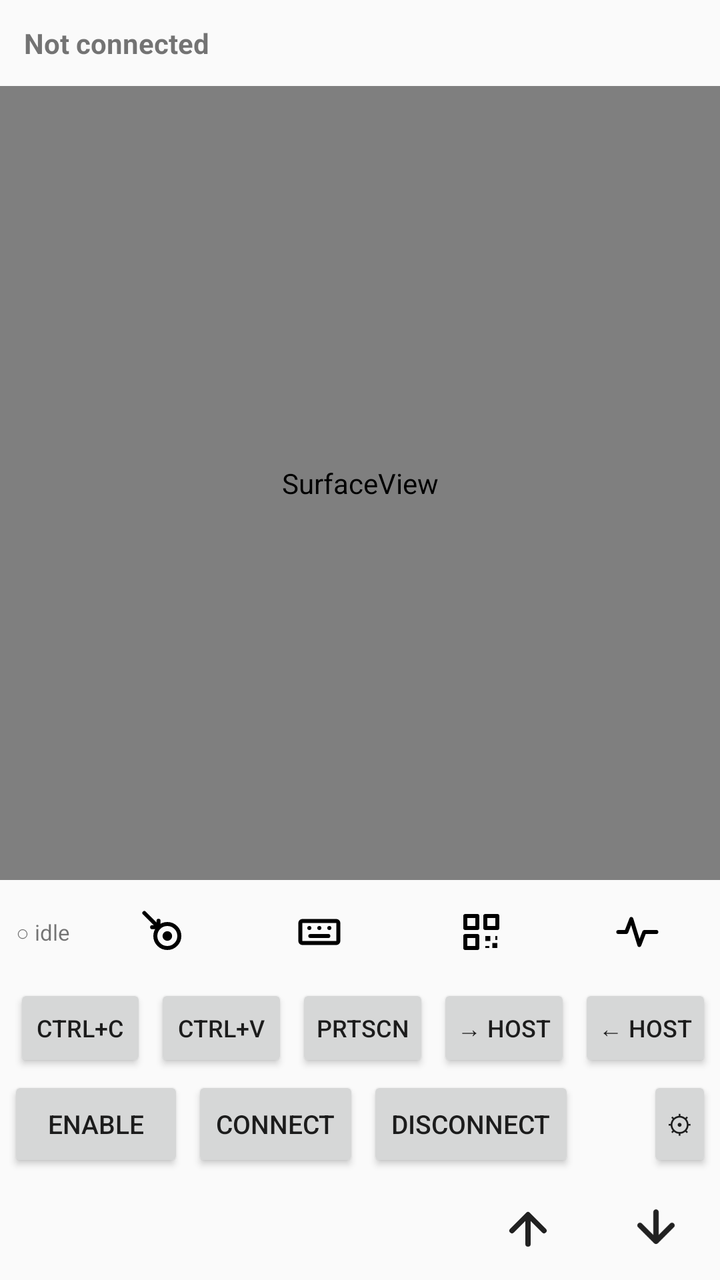
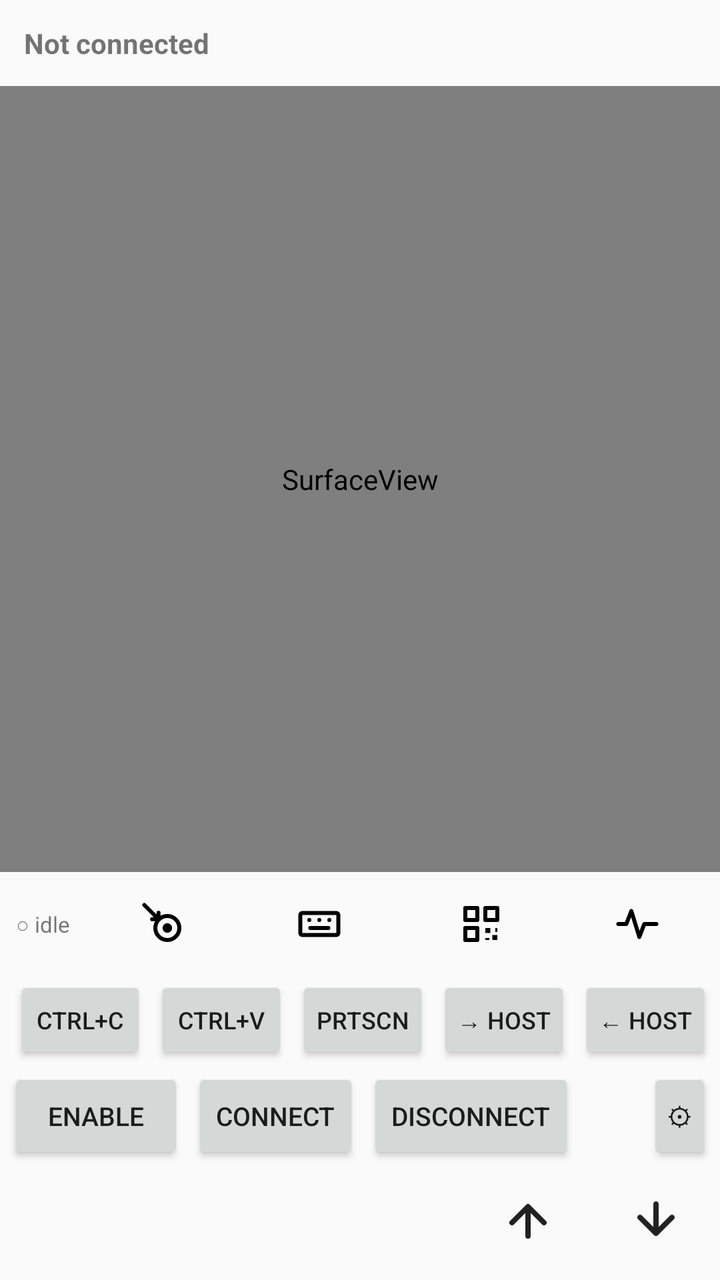

Compare the two renders of this Android layout. The source of the first and the diff that turns it into the second are given below.
<!-- AndroidManifest.xml: application theme AppTheme -->
<!-- res/layout/activity_main.xml -->
<?xml version="1.0" encoding="utf-8"?>
<RelativeLayout xmlns:android="http://schemas.android.com/apk/res/android"
    xmlns:app="http://schemas.android.com/apk/res-auto"
    android:layout_width="match_parent"
    android:layout_height="match_parent">

    
    <TextView
        android:id="@+id/txtSessionState"
        android:layout_alignParentTop="true"
        android:layout_width="match_parent"
        android:layout_height="wrap_content"
        android:padding="12dp"
        android:textStyle="bold"
        android:text="@string/state_idle" />

    
    <FrameLayout
        android:id="@+id/controlsPanel"
        android:layout_alignParentBottom="true"
        android:layout_width="match_parent"
        android:layout_height="wrap_content">

        <include layout="@layout/controls_panel"/>
    </FrameLayout>

    
    <LinearLayout
        android:id="@+id/composeRow"
        android:layout_above="@id/controlsPanel"
        android:orientation="horizontal"
        android:visibility="gone"
        android:gravity="center_vertical"
        android:paddingStart="4dp"
        android:paddingEnd="4dp"
        android:layout_width="match_parent"
        android:layout_height="wrap_content">

        <EditText
            android:id="@+id/keyboardSink"
            android:layout_width="0dp"
            android:layout_weight="1"
            android:layout_height="wrap_content"
            android:minHeight="48dp"
            android:textSize="15sp"
            android:maxLines="1"
            android:hint="@string/compose_hint"
            android:importantForAutofill="no"
            android:inputType="text|textNoSuggestions"
            android:imeOptions="actionGo|flagNoExtractUi"
            android:contentDescription="@string/keyboard_field_description"/>

        <Button
            android:id="@+id/btnSendText"
            android:text="@string/send"
            android:textSize="13sp"
            android:minHeight="48dp"
            android:minWidth="0dp"
            android:paddingStart="10dp"
            android:paddingEnd="10dp"
            android:layout_width="wrap_content"
            android:layout_height="48dp"
            android:layout_marginStart="4dp"/>
    </LinearLayout>

    <SurfaceView
        android:id="@+id/desktopSurface"
        android:layout_below="@id/txtSessionState"
        android:layout_above="@id/composeRow"
        android:layout_width="match_parent"
        android:layout_height="match_parent"
        android:contentDescription="@string/desktop_view_description"/>
</RelativeLayout>
<!-- res/layout/controls_panel.xml (included above) -->
<?xml version="1.0" encoding="utf-8"?>
<LinearLayout xmlns:android="http://schemas.android.com/apk/res/android"
    xmlns:app="http://schemas.android.com/apk/res-auto"
    android:id="@+id/controlsPanelInner"
    android:orientation="vertical"
    android:layout_width="match_parent"
    android:layout_height="@dimen/controls_panel_height">


    
    <LinearLayout
        android:orientation="horizontal"
        android:gravity="center_vertical"
        android:paddingStart="4dp"
        android:paddingEnd="4dp"
        android:paddingTop="2dp"
        android:paddingBottom="2dp"
        android:layout_width="match_parent"
        android:layout_height="wrap_content">

        
        <TextView
            android:id="@+id/linkIndicator"
            android:text="@string/link_idle"
            android:textSize="11sp"
            android:minWidth="0dp"
            android:paddingStart="4dp"
            android:paddingEnd="6dp"
            android:layout_width="wrap_content"
            android:layout_height="wrap_content"/>


        <ImageButton
            android:id="@+id/btnPointerMode"
            android:src="@drawable/ic_pointer_touch"
            android:tint="@color/toolbar_icon"
            android:contentDescription="@string/pointer_touch_description"
            android:tooltipText="@string/pointer_touch"
            android:scaleType="centerInside"
            android:padding="10dp"
            android:background="?android:attr/selectableItemBackgroundBorderless"
            android:layout_width="0dp"
            android:layout_weight="1"
            android:layout_height="48dp"
            android:layout_marginStart="3dp"/>

        <ImageButton
            android:id="@+id/btnKeyboard"
            android:src="@drawable/ic_keyboard"
            android:tint="@color/toolbar_icon"
            android:contentDescription="@string/keyboard_description"
            android:tooltipText="@string/keyboard"
            android:scaleType="centerInside"
            android:padding="10dp"
            android:background="?android:attr/selectableItemBackgroundBorderless"
            android:layout_width="0dp"
            android:layout_weight="1"
            android:layout_height="48dp"
            android:layout_marginStart="3dp"/>

        <ImageButton
            android:id="@+id/btnPair"
            android:src="@drawable/ic_pair_qr"
            android:tint="@color/toolbar_icon"
            android:contentDescription="@string/pair_description"
            android:tooltipText="@string/pair_scan_qr"
            android:scaleType="centerInside"
            android:padding="10dp"
            android:background="?android:attr/selectableItemBackgroundBorderless"
            android:layout_width="0dp"
            android:layout_weight="1"
            android:layout_height="48dp"
            android:layout_marginStart="6dp"/>

        <ImageButton
            android:id="@+id/btnDiagnostics"
            android:src="@drawable/ic_diagnostics"
            android:tint="@color/toolbar_icon"
            android:contentDescription="@string/diagnostics_description"
            android:tooltipText="@string/diagnostics"
            android:scaleType="centerInside"
            android:padding="10dp"
            android:background="?android:attr/selectableItemBackgroundBorderless"
            android:layout_width="0dp"
            android:layout_weight="1"
            android:layout_height="48dp"
            android:layout_marginStart="3dp"/>
    </LinearLayout>

    
    <LinearLayout
        android:id="@+id/chordRow"
        android:orientation="horizontal"
        android:paddingStart="4dp"
        android:paddingEnd="4dp"
        android:paddingBottom="2dp"
        android:layout_width="match_parent"
        android:layout_height="wrap_content">

        <Button
            android:id="@+id/btnCopyChord"
            android:text="@string/chord_copy"
            android:textSize="12sp"
            android:maxLines="1"
            android:minHeight="44dp"
            android:minWidth="0dp"
            android:insetLeft="0dp"
            android:insetRight="0dp"
            android:paddingStart="6dp"
            android:paddingEnd="6dp"
            android:layout_width="0dp"
            android:layout_weight="1"
            android:layout_height="44dp"
            android:layout_marginStart="3dp"/>

        <Button
            android:id="@+id/btnPasteChord"
            android:text="@string/chord_paste"
            android:textSize="12sp"
            android:maxLines="1"
            android:minHeight="44dp"
            android:minWidth="0dp"
            android:insetLeft="0dp"
            android:insetRight="0dp"
            android:paddingStart="6dp"
            android:paddingEnd="6dp"
            android:layout_width="0dp"
            android:layout_weight="1"
            android:layout_height="44dp"
            android:layout_marginStart="4dp"/>

        <Button
            android:id="@+id/btnPrintScreen"
            android:text="@string/chord_prtscn"
            android:textSize="12sp"
            android:maxLines="1"
            android:minHeight="44dp"
            android:minWidth="0dp"
            android:insetLeft="0dp"
            android:insetRight="0dp"
            android:paddingStart="6dp"
            android:paddingEnd="6dp"
            android:layout_width="0dp"
            android:layout_weight="1"
            android:layout_height="44dp"
            android:layout_marginStart="4dp"/>

        <Button
            android:id="@+id/btnClipToHost"
            android:text="@string/clip_to_host"
            android:textSize="12sp"
            android:maxLines="1"
            android:minHeight="44dp"
            android:minWidth="0dp"
            android:insetLeft="0dp"
            android:insetRight="0dp"
            android:paddingStart="4dp"
            android:paddingEnd="4dp"
            android:layout_width="0dp"
            android:layout_weight="1"
            android:layout_height="44dp"
            android:layout_marginStart="4dp"/>

        <Button
            android:id="@+id/btnClipFromHost"
            android:text="@string/clip_from_host"
            android:textSize="12sp"
            android:maxLines="1"
            android:minHeight="44dp"
            android:minWidth="0dp"
            android:insetLeft="0dp"
            android:insetRight="0dp"
            android:paddingStart="4dp"
            android:paddingEnd="4dp"
            android:layout_width="0dp"
            android:layout_weight="1"
            android:layout_height="44dp"
            android:layout_marginStart="4dp"/>
    </LinearLayout>

    
    <LinearLayout
        android:id="@+id/chordRow2"
        android:orientation="horizontal"
        android:visibility="gone"
        android:paddingStart="4dp"
        android:paddingEnd="4dp"
        android:layout_width="match_parent"
        android:layout_height="wrap_content"/>

    
    <LinearLayout
        android:id="@+id/controlRow"
        android:orientation="horizontal"
        android:paddingStart="4dp"
        android:paddingEnd="4dp"
        android:paddingBottom="4dp"
        android:layout_width="match_parent"
        android:layout_height="wrap_content">

        
        <Button
            android:id="@+id/btnToggleControl"
            android:text="@string/enable"
            android:maxLines="1"
            android:textSize="13sp"
            android:paddingStart="12dp"
            android:paddingEnd="12dp"
            android:paddingTop="2dp"
            android:paddingBottom="2dp"
            android:minHeight="48dp"
            android:layout_width="wrap_content"
            android:layout_height="48dp"/>

        
        <Button
            android:id="@+id/btnConnect"
            android:text="@string/connect"
            android:maxLines="1"
            android:textSize="13sp"
            android:paddingStart="12dp"
            android:paddingEnd="12dp"
            android:insetLeft="0dp"
            android:insetRight="0dp"
            android:minWidth="0dp"
            android:minHeight="48dp"
            android:layout_width="wrap_content"
            android:layout_height="48dp"
            android:layout_marginStart="4dp"/>

        <Button
            android:id="@+id/btnDisconnect"
            android:text="@string/disconnect"
            android:maxLines="1"
            android:textSize="13sp"
            android:paddingStart="12dp"
            android:paddingEnd="12dp"
            android:insetLeft="0dp"
            android:insetRight="0dp"
            android:minWidth="0dp"
            android:minHeight="48dp"
            android:layout_width="wrap_content"
            android:layout_height="48dp"
            android:layout_marginStart="4dp"/>

        
        <View
            android:layout_width="0dp"
            android:layout_weight="1"
            android:layout_height="1dp"/>

        
        <Button
            android:id="@+id/btnSettings"
            android:text="@string/settings_short"
            android:textSize="13sp"
            android:minHeight="48dp"
            android:minWidth="0dp"
            android:paddingStart="10dp"
            android:paddingEnd="10dp"
            android:contentDescription="@string/settings"
            android:layout_width="wrap_content"
            android:layout_height="48dp"
            android:layout_marginStart="4dp"/>

    </LinearLayout>

    
    <LinearLayout
        android:id="@+id/controlRow2"
        android:orientation="horizontal"
        android:visibility="gone"
        android:paddingStart="4dp"
        android:paddingEnd="4dp"
        android:paddingBottom="4dp"
        android:layout_width="match_parent"
        android:layout_height="wrap_content"/>

    
    <LinearLayout
        android:orientation="horizontal"
        android:gravity="end"
        android:paddingStart="4dp"
        android:paddingEnd="4dp"
        android:paddingBottom="4dp"
        android:layout_width="match_parent"
        android:layout_height="wrap_content">

        <ImageButton
            android:id="@+id/btnScrollUp"
            android:src="@drawable/ic_scroll_up"
            android:scaleType="fitCenter"
            android:padding="8dp"
            android:background="?android:attr/selectableItemBackground"
            android:contentDescription="@string/scroll_up"
            android:tooltipText="@string/scroll_up"
            android:layout_width="56dp"
            android:layout_height="48dp"/>

        <ImageButton
            android:id="@+id/btnScrollDown"
            android:src="@drawable/ic_scroll_down"
            android:scaleType="fitCenter"
            android:padding="8dp"
            android:background="?android:attr/selectableItemBackground"
            android:contentDescription="@string/scroll_down"
            android:tooltipText="@string/scroll_down"
            android:layout_width="56dp"
            android:layout_height="48dp"
            android:layout_marginStart="8dp"/>
    </LinearLayout>
</LinearLayout>
<!-- resources referenced by this layout -->
<resources>
  <dimen name="controls_panel_height">200dp</dimen>
  <!-- drawable ic_diagnostics (drawable) -->
  <?xml version="1.0" encoding="utf-8"?>
  <vector xmlns:android="http://schemas.android.com/apk/res/android"
      android:width="24dp"
      android:height="24dp"
      android:viewportWidth="24"
      android:viewportHeight="24">
      <path
          android:pathData="M2.5,12 h4 l2.5,-6.5 l4,13 l2.5,-6.5 h6"
          android:fillColor="#00000000"
          android:strokeColor="#FF000000"
          android:strokeWidth="2"
          android:strokeLineCap="round"
          android:strokeLineJoin="round" />
  </vector>
  <!-- drawable ic_scroll_down (drawable) -->
  <vector xmlns:android="http://schemas.android.com/apk/res/android"
      android:width="24dp"
      android:height="24dp"
      android:viewportWidth="24"
      android:viewportHeight="24"
      android:tint="?android:attr/textColorPrimary">
      <path
          android:strokeColor="#FF000000"
          android:strokeWidth="2"
          android:strokeLineCap="round"
          android:strokeLineJoin="round"
          android:fillColor="#00000000"
          android:pathData="M6,11 L12,17 L18,11" />
      <path
          android:strokeColor="#FF000000"
          android:strokeWidth="2"
          android:strokeLineCap="round"
          android:fillColor="#00000000"
          android:pathData="M12,15 L12,6" />
  </vector>
  <!-- drawable ic_scroll_up (drawable) -->
  <vector xmlns:android="http://schemas.android.com/apk/res/android"
      android:width="24dp"
      android:height="24dp"
      android:viewportWidth="24"
      android:viewportHeight="24"
      android:tint="?android:attr/textColorPrimary">
      <path
          android:strokeColor="#FF000000"
          android:strokeWidth="2"
          android:strokeLineCap="round"
          android:strokeLineJoin="round"
          android:fillColor="#00000000"
          android:pathData="M6,13 L12,7 L18,13" />
      <path
          android:strokeColor="#FF000000"
          android:strokeWidth="2"
          android:strokeLineCap="round"
          android:fillColor="#00000000"
          android:pathData="M12,9 L12,18" />
  </vector>
  <string name="chord_copy">Ctrl+C</string>
  <string name="chord_paste">Ctrl+V</string>
  <string name="chord_prtscn">PrtScn</string>
  <string name="clip_from_host">\u2190 Host</string>
  <string name="clip_to_host">\u2192 Host</string>
  <string name="compose_hint">Type, then Type or Enter</string>
  <string name="connect">Connect</string>
  <string name="desktop_view_description">Remote desktop</string>
  <string name="diagnostics">Diagnostics</string>
  <string name="diagnostics_description">Diagnostics. Connection and session details.</string>
  <string name="disconnect">Disconnect</string>
  <string name="enable">Enable</string>
  <string name="keyboard">Keys</string>
  <string name="keyboard_description">Keyboard. Type on the remote machine.</string>
  <string name="keyboard_field_description">Remote typing field</string>
  <string name="link_idle">○ idle</string>
  <string name="pair_description">Pair. Scan a host\'s QR code.</string>
  <string name="pair_scan_qr">Pair QR</string>
  <string name="pointer_touch">Touch</string>
  <string name="pointer_touch_description">Pointer mode: touch. The cursor goes where you touch.</string>
  <string name="scroll_down">Scroll down</string>
  <string name="scroll_up">Scroll up</string>
  <string name="send">Type</string>
  <string name="settings">Settings</string>
  <string name="settings_short">⚙</string>
  <string name="state_idle">Not connected</string>
  <style name="AppTheme" parent="Theme.AppCompat.Light.DarkActionBar">
          
      </style>
  <!-- unchanged entries left out for length: 3 -->
</resources>

<!-- the commit's change to res/layout/activity_main.xml (unified diff, before → after) -->
@@ -43,7 +43,6 @@
             android:layout_height="wrap_content"
             android:minHeight="48dp"
             android:textSize="15sp"
-            android:maxLines="1"
             android:hint="@string/compose_hint"
             android:importantForAutofill="no"
             android:inputType="text|textNoSuggestions"
<!-- resource entries referenced after the edit -->
@@ -1,6 +1,6 @@
 <!-- resources referenced by this layout -->
 <resources>
-  <dimen name="controls_panel_height">200dp</dimen>
+  <dimen name="controls_panel_height">204dp</dimen>
   <!-- drawable ic_diagnostics (drawable) -->
   <?xml version="1.0" encoding="utf-8"?>
   <vector xmlns:android="http://schemas.android.com/apk/res/android"
